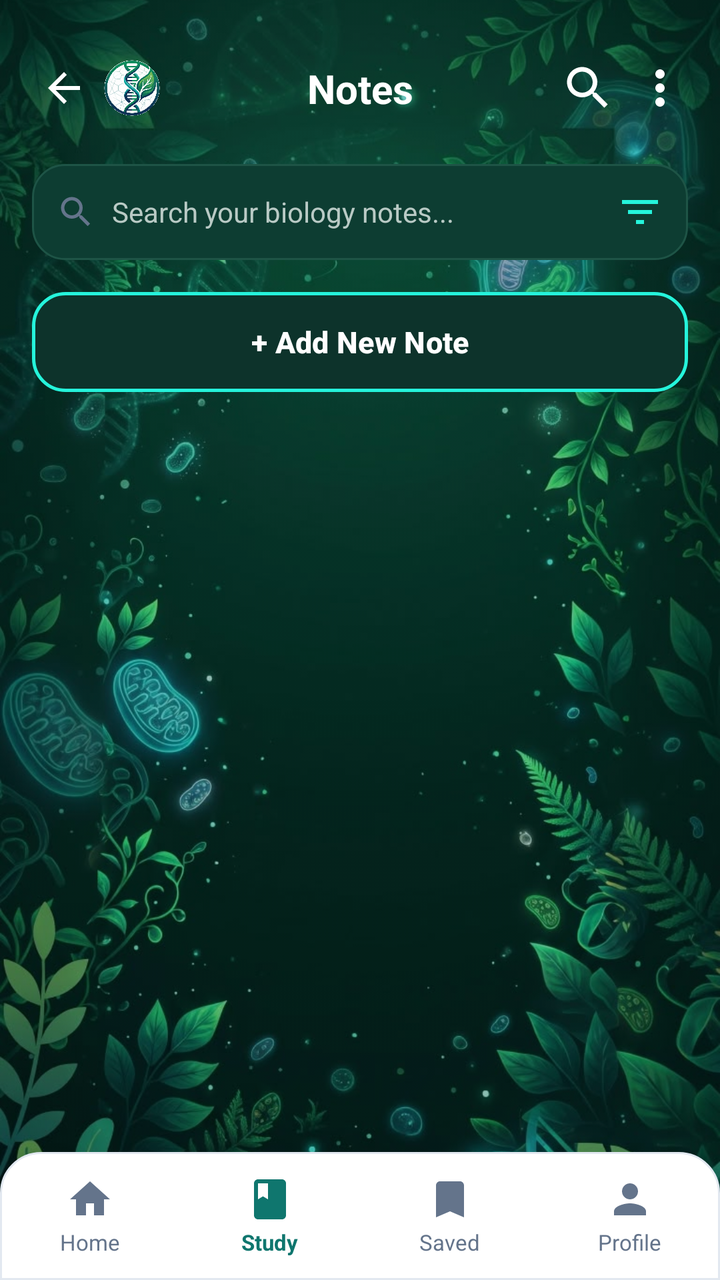
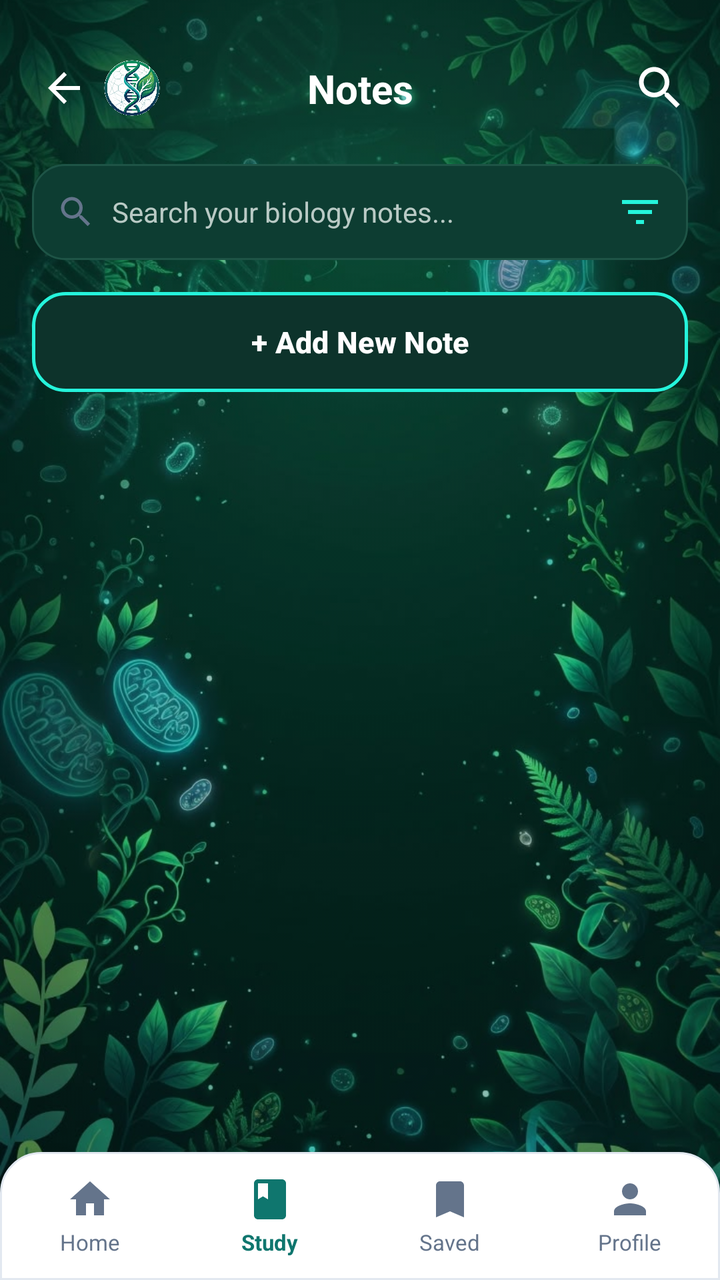

The first picture is an Android layout as it rendered before a commit; the second is the same layout after the commit. The layout source and the unified diff follow.
<!-- AndroidManifest.xml: application theme Theme.BioPrepAcademicStudyGuide -->
<!-- res/layout/activity_notes.xml -->
<?xml version="1.0" encoding="utf-8"?>
<androidx.constraintlayout.widget.ConstraintLayout xmlns:android="http://schemas.android.com/apk/res/android"
    xmlns:app="http://schemas.android.com/apk/res-auto"
    xmlns:tools="http://schemas.android.com/tools"
    android:id="@+id/layoutNotesRoot"
    android:layout_width="match_parent"
    android:layout_height="match_parent"
    android:background="@color/bio_surface">

    
    <ImageView
        android:id="@+id/ivNotesBackground"
        android:layout_width="0dp"
        android:layout_height="0dp"
        android:alpha="0.85"
        android:importantForAccessibility="no"
        android:scaleType="centerCrop"
        android:src="@drawable/bg_stitch_biology"
        app:layout_constraintBottom_toBottomOf="parent"
        app:layout_constraintEnd_toEndOf="parent"
        app:layout_constraintStart_toStartOf="parent"
        app:layout_constraintTop_toTopOf="parent" />

    <View
        android:layout_width="0dp"
        android:layout_height="0dp"
        android:background="#22001713"
        app:layout_constraintBottom_toBottomOf="parent"
        app:layout_constraintEnd_toEndOf="parent"
        app:layout_constraintStart_toStartOf="parent"
        app:layout_constraintTop_toTopOf="parent" />

    
    <ScrollView
        android:layout_width="0dp"
        android:layout_height="0dp"
        android:fillViewport="true"
        app:layout_constraintBottom_toTopOf="@id/bottomNavBar"
        app:layout_constraintEnd_toEndOf="parent"
        app:layout_constraintStart_toStartOf="parent"
        app:layout_constraintTop_toTopOf="parent">

        <LinearLayout
            android:layout_width="match_parent"
            android:layout_height="wrap_content"
            android:orientation="vertical"
            android:paddingStart="16dp"
            android:paddingTop="24dp"
            android:paddingEnd="16dp"
            android:paddingBottom="24dp">

            
            <androidx.constraintlayout.widget.ConstraintLayout
                android:layout_width="match_parent"
                android:layout_height="wrap_content"
                android:paddingTop="4dp"
                android:paddingBottom="8dp">

                
                <LinearLayout
                    android:layout_width="wrap_content"
                    android:layout_height="wrap_content"
                    android:gravity="center_vertical"
                    android:orientation="horizontal"
                    app:layout_constraintBottom_toBottomOf="parent"
                    app:layout_constraintStart_toStartOf="parent"
                    app:layout_constraintTop_toTopOf="parent">

                    <ImageButton
                        android:id="@+id/btnNotesBack"
                        android:layout_width="32dp"
                        android:layout_height="32dp"
                        android:background="?attr/selectableItemBackgroundBorderless"
                        android:contentDescription="Back"
                        android:src="@drawable/ic_arrow_back"
                        app:tint="@color/white" />

                    <ImageView
                        android:layout_width="28dp"
                        android:layout_height="28dp"
                        android:layout_marginStart="4dp"
                        android:contentDescription="BioPrep App Logo"
                        android:src="@drawable/app_logo" />
                </LinearLayout>

                
                <TextView
                    android:id="@+id/tvNotesHeaderTitle"
                    android:layout_width="wrap_content"
                    android:layout_height="wrap_content"
                    android:text="Notes"
                    android:textColor="@color/white"
                    android:textSize="20sp"
                    android:textStyle="bold"
                    app:layout_constraintBottom_toBottomOf="parent"
                    app:layout_constraintEnd_toEndOf="parent"
                    app:layout_constraintStart_toStartOf="parent"
                    app:layout_constraintTop_toTopOf="parent" />

                
                <LinearLayout
                    android:layout_width="wrap_content"
                    android:layout_height="wrap_content"
                    android:gravity="center_vertical"
                    android:orientation="horizontal"
                    app:layout_constraintBottom_toBottomOf="parent"
                    app:layout_constraintEnd_toEndOf="parent"
                    app:layout_constraintTop_toTopOf="parent">

                    <ImageView
                        android:id="@+id/btnNotesSearchIcon"
                        android:layout_width="28dp"
                        android:layout_height="28dp"
                        android:background="?attr/selectableItemBackgroundBorderless"
                        android:contentDescription="Search"
                        android:src="@drawable/ic_search_clean" />

                    <ImageView
                        android:id="@+id/btnNotesOptions"
                        android:layout_width="28dp"
                        android:layout_height="28dp"
                        android:layout_marginStart="8dp"
                        android:background="?attr/selectableItemBackgroundBorderless"
                        android:contentDescription="Options"
                        android:src="@drawable/ic_more_vert_clean" />
                </LinearLayout>

            </androidx.constraintlayout.widget.ConstraintLayout>

            
            <LinearLayout
                android:layout_width="match_parent"
                android:layout_height="48dp"
                android:layout_marginTop="14dp"
                android:background="@drawable/bg_card_dark_teal"
                android:gravity="center_vertical"
                android:orientation="horizontal"
                android:paddingStart="12dp"
                android:paddingEnd="12dp">

                <ImageView
                    android:layout_width="20dp"
                    android:layout_height="20dp"
                    android:contentDescription="Search"
                    android:src="@drawable/ic_search_clean"
                    app:tint="@color/bio_card_text_muted" />

                <EditText
                    android:id="@+id/etSearchNotes"
                    android:layout_width="0dp"
                    android:layout_height="match_parent"
                    android:layout_marginStart="8dp"
                    android:layout_weight="1"
                    android:background="@null"
                    android:hint="Search your biology notes..."
                    android:inputType="text"
                    android:textColor="@color/white"
                    android:textColorHint="@color/bio_on_surface_variant"
                    android:textSize="14sp" />

                <ImageView
                    android:id="@+id/btnNotesFilter"
                    android:layout_width="24dp"
                    android:layout_height="24dp"
                    android:background="?attr/selectableItemBackgroundBorderless"
                    android:contentDescription="Filter"
                    android:src="@drawable/ic_filter_clean" />
            </LinearLayout>

            
            <Button
                android:id="@+id/btnAddNewNote"
                android:layout_width="match_parent"
                android:layout_height="50dp"
                android:layout_marginTop="16dp"
                android:background="@drawable/bg_card_glow_cyan"
                android:text="+ Add New Note"
                android:textAllCaps="false"
                android:textColor="@color/white"
                android:textSize="15sp"
                android:textStyle="bold"
                app:backgroundTint="@null" />

            
            <LinearLayout
                android:id="@+id/layoutNotesEmpty"
                android:layout_width="match_parent"
                android:layout_height="wrap_content"
                android:layout_marginTop="40dp"
                android:gravity="center"
                android:orientation="vertical"
                android:padding="24dp"
                android:visibility="gone">

                <TextView
                    android:layout_width="wrap_content"
                    android:layout_height="wrap_content"
                    android:text="📝"
                    android:textSize="48sp" />

                <TextView
                    android:layout_width="wrap_content"
                    android:layout_height="wrap_content"
                    android:layout_marginTop="12dp"
                    android:text="No notes yet"
                    android:textColor="@color/white"
                    android:textSize="18sp"
                    android:textStyle="bold" />

                <TextView
                    android:layout_width="wrap_content"
                    android:layout_height="wrap_content"
                    android:layout_marginTop="4dp"
                    android:gravity="center"
                    android:text="Create your first note by tapping '+ Add New Note' above."
                    android:textColor="@color/bio_on_surface_variant"
                    android:textSize="13sp" />
            </LinearLayout>

            
            <LinearLayout
                android:id="@+id/layoutNotesListContainer"
                android:layout_width="match_parent"
                android:layout_height="wrap_content"
                android:layout_marginTop="10dp"
                android:orientation="vertical" />

            <View
                android:layout_width="match_parent"
                android:layout_height="16dp" />

        </LinearLayout>
    </ScrollView>

    
    <LinearLayout
        android:id="@+id/bottomNavBar"
        android:layout_width="0dp"
        android:layout_height="64dp"
        android:background="@drawable/bg_bottom_nav_dock"
        android:elevation="8dp"
        android:gravity="center_vertical"
        android:orientation="horizontal"
        app:layout_constraintBottom_toBottomOf="parent"
        app:layout_constraintEnd_toEndOf="parent"
        app:layout_constraintStart_toStartOf="parent">

        
        <LinearLayout
            android:id="@+id/navTabHome"
            android:layout_width="0dp"
            android:layout_height="match_parent"
            android:layout_weight="1"
            android:gravity="center"
            android:orientation="vertical">

            <ImageView
                android:layout_width="24dp"
                android:layout_height="24dp"
                android:src="@drawable/ic_home_nav"
                app:tint="@color/bio_nav_inactive" />

            <TextView
                android:layout_width="wrap_content"
                android:layout_height="wrap_content"
                android:layout_marginTop="2dp"
                android:text="Home"
                android:textColor="@color/bio_nav_inactive"
                android:textSize="11sp" />
        </LinearLayout>

        
        <LinearLayout
            android:id="@+id/navTabStudy"
            android:layout_width="0dp"
            android:layout_height="match_parent"
            android:layout_weight="1"
            android:gravity="center"
            android:orientation="vertical">

            <ImageView
                android:layout_width="24dp"
                android:layout_height="24dp"
                android:src="@drawable/ic_study_nav"
                app:tint="@color/bio_nav_active" />

            <TextView
                android:layout_width="wrap_content"
                android:layout_height="wrap_content"
                android:layout_marginTop="2dp"
                android:text="Study"
                android:textColor="@color/bio_nav_active"
                android:textSize="11sp"
                android:textStyle="bold" />
        </LinearLayout>

        
        <LinearLayout
            android:id="@+id/navTabSaved"
            android:layout_width="0dp"
            android:layout_height="match_parent"
            android:layout_weight="1"
            android:gravity="center"
            android:orientation="vertical">

            <ImageView
                android:layout_width="24dp"
                android:layout_height="24dp"
                android:src="@drawable/ic_saved_nav" />

            <TextView
                android:layout_width="wrap_content"
                android:layout_height="wrap_content"
                android:layout_marginTop="2dp"
                android:text="Saved"
                android:textColor="@color/bio_nav_inactive"
                android:textSize="11sp" />
        </LinearLayout>

        
        <LinearLayout
            android:id="@+id/navTabProfile"
            android:layout_width="0dp"
            android:layout_height="match_parent"
            android:layout_weight="1"
            android:gravity="center"
            android:orientation="vertical">

            <ImageView
                android:layout_width="24dp"
                android:layout_height="24dp"
                android:src="@drawable/ic_profile_nav" />

            <TextView
                android:layout_width="wrap_content"
                android:layout_height="wrap_content"
                android:layout_marginTop="2dp"
                android:text="Profile"
                android:textColor="@color/bio_nav_inactive"
                android:textSize="11sp" />
        </LinearLayout>

    </LinearLayout>

</androidx.constraintlayout.widget.ConstraintLayout>
<!-- resources referenced by this layout -->
<resources>
  <color name="bio_card_text_muted">#64748B</color>
  <color name="bio_nav_active">#0F766E</color>
  <color name="bio_nav_inactive">#64748B</color>
  <color name="bio_on_surface_variant">#B9CAC5</color>
  <color name="bio_surface">#001713</color>
  <color name="white">#FFFFFFFF</color>
  <!-- drawable bg_card_dark_teal (drawable) -->
  <?xml version="1.0" encoding="utf-8"?>
  <shape xmlns:android="http://schemas.android.com/apk/res/android"
      android:shape="rectangle">
      <solid android:color="@color/bio_container_dark_teal" />
      <corners android:radius="16dp" />
      <stroke
          android:width="1dp"
          android:color="@color/bio_container_dark_border" />
  </shape>
  <!-- drawable bg_card_glow_cyan (drawable) -->
  <?xml version="1.0" encoding="utf-8"?>
  <shape xmlns:android="http://schemas.android.com/apk/res/android"
      android:shape="rectangle">
      <solid android:color="@color/bio_container_dark" />
      <corners android:radius="16dp" />
      <stroke
          android:width="1.5dp"
          android:color="@color/bio_neon_cyan" />
  </shape>
  <!-- drawable ic_filter_clean (drawable) -->
  <vector xmlns:android="http://schemas.android.com/apk/res/android"
      android:width="24dp"
      android:height="24dp"
      android:viewportWidth="24"
      android:viewportHeight="24">
      <path
          android:fillColor="#25F4DB"
          android:pathData="M10,18h4v-2h-4v2zM3,6v2h18L21,6L3,6zM6,13h12v-2L6,11v2z" />
  </vector>
  <!-- drawable ic_home_nav (drawable) -->
  <vector xmlns:android="http://schemas.android.com/apk/res/android"
      android:width="24dp"
      android:height="24dp"
      android:viewportWidth="24"
      android:viewportHeight="24">
      <path
          android:fillColor="#0F766E"
          android:pathData="M10,20v-6h4v6h5v-8h3L12,3 2,12h3v8z" />
  </vector>
  <!-- drawable ic_more_vert_clean (drawable) -->
  <vector xmlns:android="http://schemas.android.com/apk/res/android"
      android:width="24dp"
      android:height="24dp"
      android:viewportWidth="24"
      android:viewportHeight="24">
      <path
          android:fillColor="#FFFFFF"
          android:pathData="M12,8c1.1,0 2,-0.9 2,-2s-0.9,-2 -2,-2 -2,0.9 -2,2 0.9,2 2,2zM12,10c-1.1,0 -2,0.9 -2,2s0.9,2 2,2 2,-0.9 2,-2 -0.9,-2 -2,-2zM12,16c-1.1,0 -2,0.9 -2,2s0.9,2 2,2 2,-0.9 2,-2 -0.9,-2 -2,-2z" />
  </vector>
  <!-- drawable ic_saved_nav (drawable) -->
  <vector xmlns:android="http://schemas.android.com/apk/res/android"
      android:width="24dp"
      android:height="24dp"
      android:viewportWidth="24"
      android:viewportHeight="24">
      <path
          android:fillColor="#64748B"
          android:pathData="M17,3H7c-1.1,0 -1.99,0.9 -1.99,2L5,21l7,-3 7,3V5c0,-1.1 -0.9,-2 -2,-2z" />
  </vector>
  <!-- drawable ic_study_nav (drawable) -->
  <vector xmlns:android="http://schemas.android.com/apk/res/android"
      android:width="24dp"
      android:height="24dp"
      android:viewportWidth="24"
      android:viewportHeight="24">
      <path
          android:fillColor="#64748B"
          android:pathData="M18,2H6c-1.1,0 -2,0.9 -2,2v16c0,1.1 0.9,2 2,2h12c1.1,0 2,-0.9 2,-2V4c0,-1.1 -0.9,-2 -2,-2zM6,4h5v8l-2.5,-1.5L6,12V4z" />
  </vector>
  <style name="Theme.BioPrepAcademicStudyGuide" parent="Base.Theme.BioPrepAcademicStudyGuide" />
  <color name="bio_nav_dock_bg">#FFFFFF</color>
  <color name="bio_container_dark_teal">#0D3D32</color>
  <color name="bio_container_dark_border">#1E5446</color>
  <color name="bio_container_dark">#0D332B</color>
  <color name="bio_neon_cyan">#25F4DB</color>
  <style name="Base.Theme.BioPrepAcademicStudyGuide" parent="Theme.Material3.DayNight.NoActionBar">
          
          
      </style>
  <!-- unchanged entries left out for length: 6 -->
</resources>

<!-- the commit's change to res/layout/activity_notes.xml (unified diff, before → after) -->
@@ -114,15 +114,6 @@
                         android:background="?attr/selectableItemBackgroundBorderless"
                         android:contentDescription="Search"
                         android:src="@drawable/ic_search_clean" />
-
-                    <ImageView
-                        android:id="@+id/btnNotesOptions"
-                        android:layout_width="28dp"
-                        android:layout_height="28dp"
-                        android:layout_marginStart="8dp"
-                        android:background="?attr/selectableItemBackgroundBorderless"
-                        android:contentDescription="Options"
-                        android:src="@drawable/ic_more_vert_clean" />
                 </LinearLayout>
 
             </androidx.constraintlayout.widget.ConstraintLayout>
<!-- resource entries referenced after the edit -->
@@ -46,16 +46,6 @@
           android:fillColor="#0F766E"
           android:pathData="M10,20v-6h4v6h5v-8h3L12,3 2,12h3v8z" />
   </vector>
-  <!-- drawable ic_more_vert_clean (drawable) -->
-  <vector xmlns:android="http://schemas.android.com/apk/res/android"
-      android:width="24dp"
-      android:height="24dp"
-      android:viewportWidth="24"
-      android:viewportHeight="24">
-      <path
-          android:fillColor="#FFFFFF"
-          android:pathData="M12,8c1.1,0 2,-0.9 2,-2s-0.9,-2 -2,-2 -2,0.9 -2,2 0.9,2 2,2zM12,10c-1.1,0 -2,0.9 -2,2s0.9,2 2,2 2,-0.9 2,-2 -0.9,-2 -2,-2zM12,16c-1.1,0 -2,0.9 -2,2s0.9,2 2,2 2,-0.9 2,-2 -0.9,-2 -2,-2z" />
-  </vector>
   <!-- drawable ic_saved_nav (drawable) -->
   <vector xmlns:android="http://schemas.android.com/apk/res/android"
       android:width="24dp"
